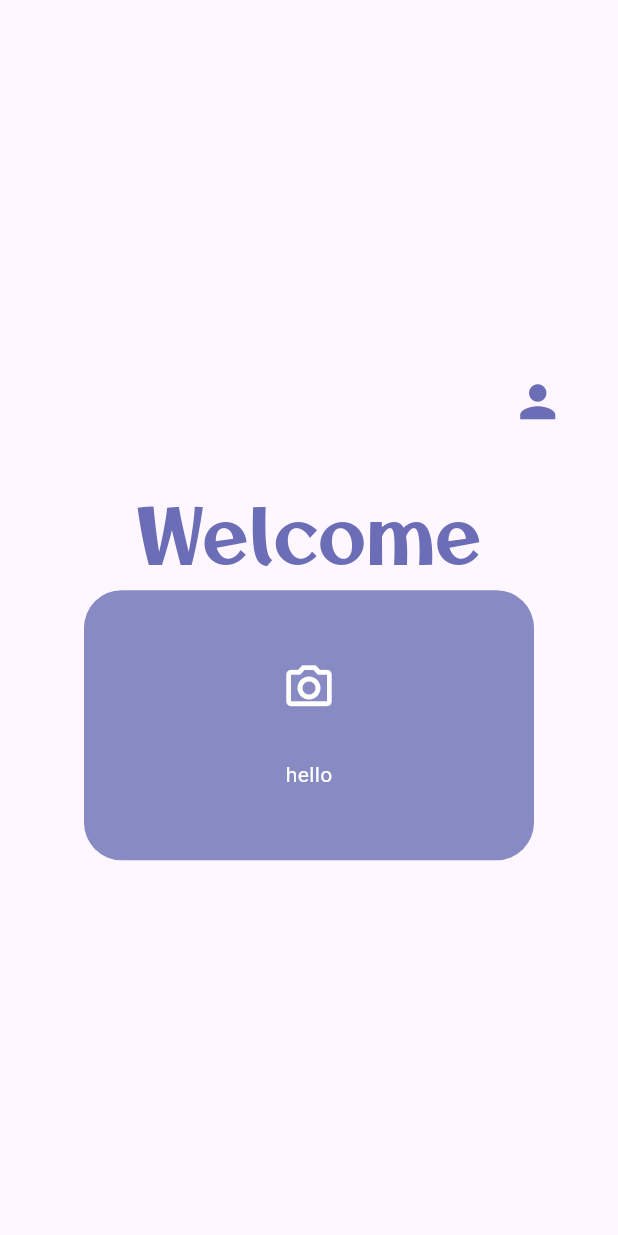
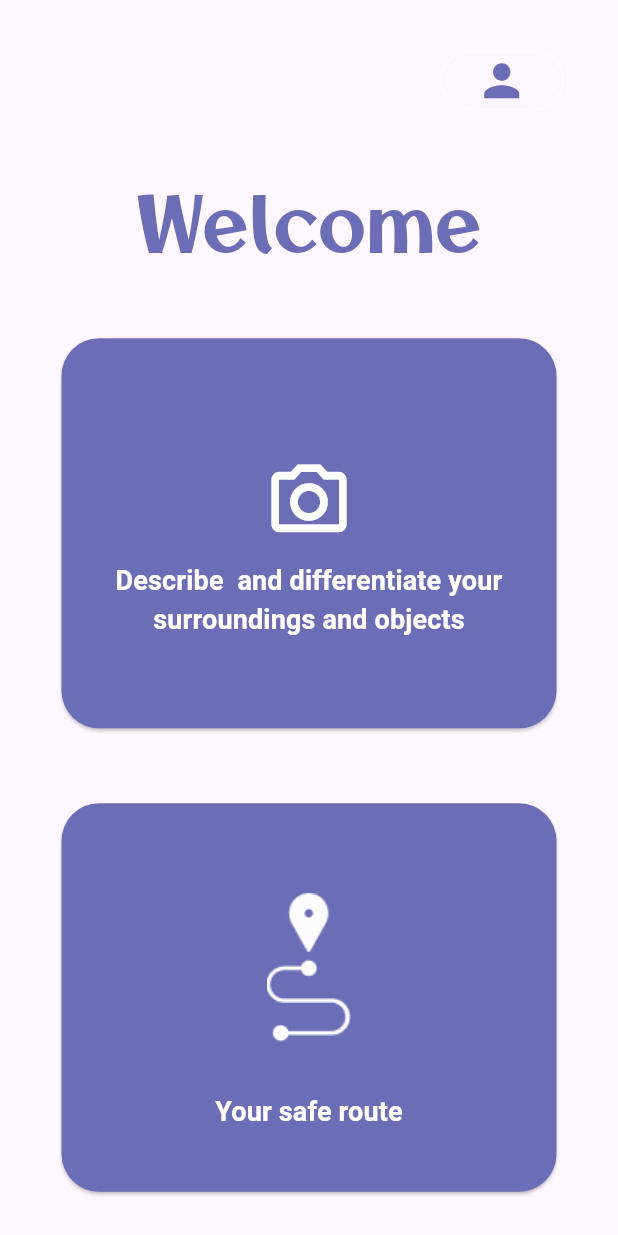
Before and after one commit to HashBr0wns/maitri-frontend, a Flutter app: the Dashboard screen opened directly, on a phone screen of 412 x 824 dp. Run offline on Flutter 3.47's test engine with Material 3 defaults, Android fonts, the phone set to English and light mode, and no system bars.

Commit message:
feat: dashboard page

```diff
--- a/lib/main.dart
+++ b/lib/main.dart
@@ -1,6 +1,6 @@
 import 'package:flutter/material.dart';
-import 'package:maitri/screens/dashboard.dart';
-// import 'package:maitri/screens/splash_screen.dart';
+// import 'package:maitri/screens/dashboard.dart';
+import 'package:maitri/screens/splash_screen.dart';
 
 
 void main() {
@@ -15,8 +15,8 @@ class MyApp extends StatelessWidget {
   Widget build(BuildContext context) {
     return const MaterialApp(
       debugShowCheckedModeBanner: false,
-      // home: SplashScreen(),
-      home: Dashboard(),
+      home: SplashScreen(),
+      // home: Dashboard(),
     );
   }
 }
--- a/lib/screens/dashboard.dart
+++ b/lib/screens/dashboard.dart
@@ -17,14 +17,18 @@ class _DashboardState extends State<Dashboard> {
         child: Column(
           mainAxisAlignment: MainAxisAlignment.center,
           children: [
-            const Padding(
-              padding: EdgeInsets.fromLTRB(0, 0, 36, 36),
+            Padding(
+              padding: const EdgeInsets.fromLTRB(0, 0, 36, 36),
               child: Align(
                 alignment: Alignment.topRight,
-                child: Icon(
+                child: OutlinedButton(
+                  onPressed: () {},
+                  style: OutlinedButton.styleFrom(side: const BorderSide(color: backgroundColor)),
+                  child: const Icon(
                     Icons.person,
                     size: 35,
                     color: secondaryColor,
+                  ),
                 ),
               ),
             ),
@@ -36,28 +40,79 @@ class _DashboardState extends State<Dashboard> {
                   fontSize: 50,
                   color: secondaryColor),
             ),
-            Container(
-              width: 300,
-              height: 180,
-              decoration: const BoxDecoration(color: primaryColor, borderRadius: BorderRadius.all(Radius.circular(25)),),
+            const SizedBox(
+              height: 40,
+            ),
+            SizedBox(
+              width: 330,
+              height: 260,
+              child: ElevatedButton(
+                onPressed: () {},
+                style: ElevatedButton.styleFrom(
+                    padding: const EdgeInsets.fromLTRB(30, 30, 30, 30),
+                    backgroundColor: secondaryColor,
+                    shape: const RoundedRectangleBorder(
+                        borderRadius: BorderRadius.all(Radius.circular(25)))),
                 child: const Column(
                   mainAxisAlignment: MainAxisAlignment.center,
                   children: [
+                    SizedBox(
+                      height: 20,
+                    ),
                     Icon(
                       Icons.camera_alt_outlined,
-                    size: 36,
+                      size: 60,
                       color: Colors.white,
                     ),
-                  SizedBox(height: 30,),
+                    SizedBox(
+                      height: 10,
+                    ),
                     Text(
-                    "hello",
+                      "Describe  and differentiate your surroundings and objects",
                       style: TextStyle(
                           color: Colors.white,
-                    ),
+                          fontSize: 18,
+                          fontWeight: FontWeight.w600),
+                      textAlign: TextAlign.center,
                     )
                   ],
                 ),
+              ),
+            ),
+            const SizedBox(
+              height: 50,
+            ),
+            SizedBox(
+              width: 330,
+              child: ElevatedButton(
+                onPressed: () {},
+                style: ElevatedButton.styleFrom(
+                    padding: const EdgeInsets.fromLTRB(100, 40, 100, 40),
+                    backgroundColor: secondaryColor,
+                    shape: const RoundedRectangleBorder(
+                        borderRadius: BorderRadius.all(Radius.circular(25)))),
+                child: Column(
+                  mainAxisAlignment: MainAxisAlignment.center,
+                  children: [
+                    const SizedBox(
+                      height: 20,
+                    ),
+                    SizedBox(child: Image.asset('assets/images/saferoute.png')),
+                    const SizedBox(
+                      height: 10,
+                    ),
+                    const Text(
+                      "Your safe route",
+                      style: TextStyle(
+                          color: Colors.white,
+                          fontSize: 18,
+                          fontWeight: FontWeight.w600),
+                      textAlign: TextAlign.center,
                     )
+                  ],
+                ),
+              ),
+            ),
           ],
         ),
       ),
--- a/pubspec.yaml
+++ b/pubspec.yaml
@@ -65,6 +65,7 @@ flutter:
   # To add assets to your application, add an assets section, like this:
   assets:
     - assets/images/main.png
+    - assets/images/saferoute.png
 
   # An image asset can refer to one or more resolution-specific "variants", see
   # https://flutter.dev/assets-and-images/#resolution-aware
```
Also changed, not shown: assets/images/saferoute.png (added). Lines whose indentation alone changed are shown as unchanged.
